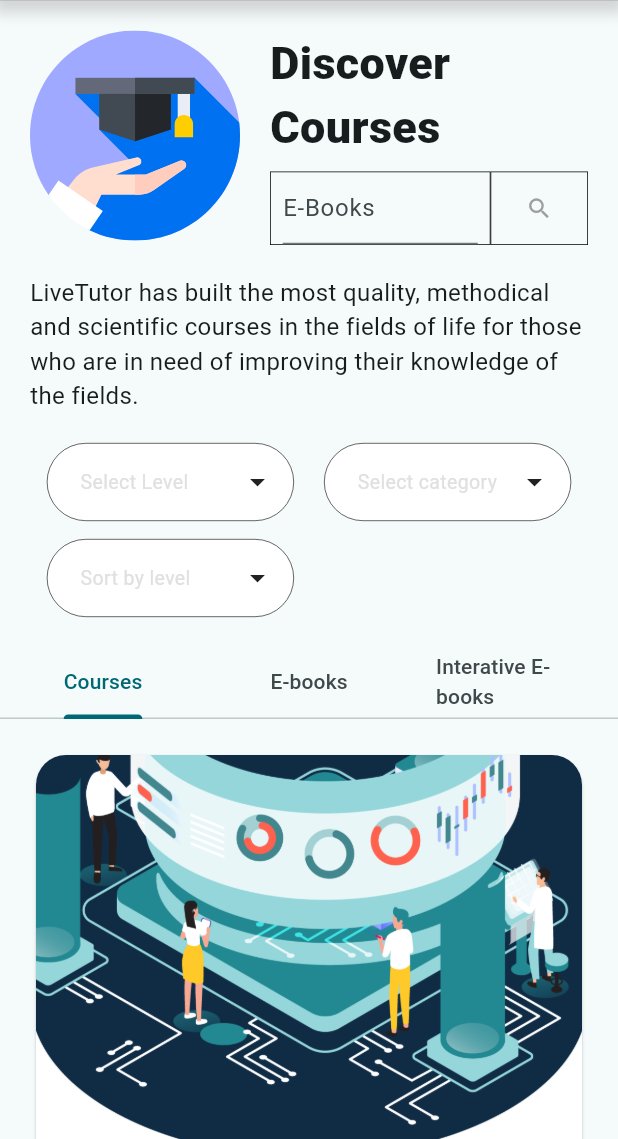
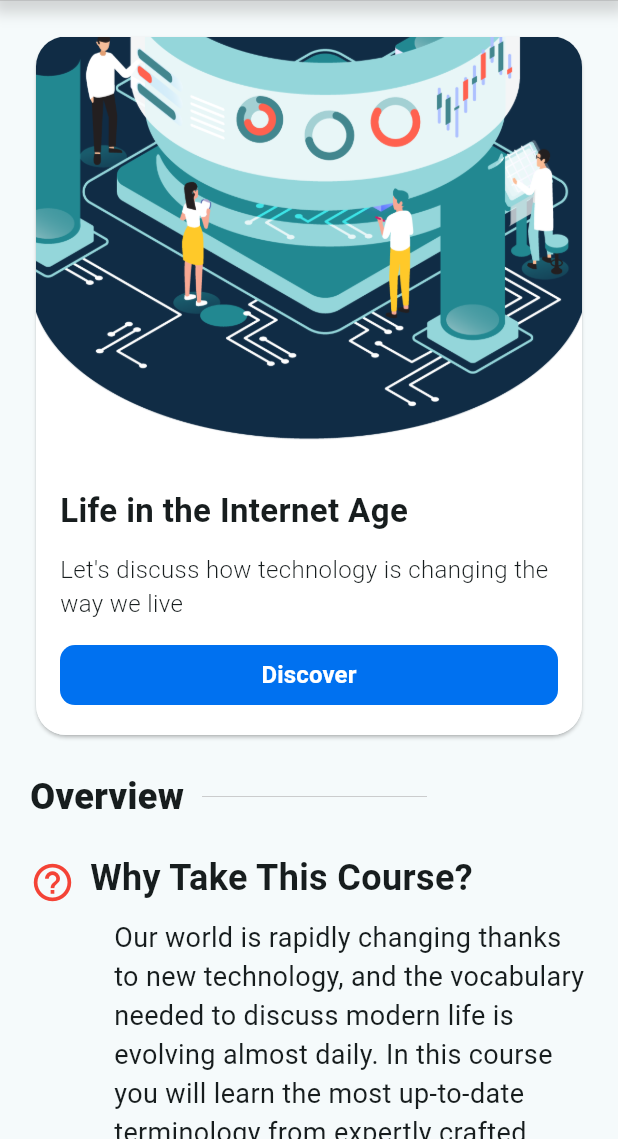
Before and after one commit to LeThaiNhuQuynh/advanced-mobile, a Flutter app: the screen it shows after launch, on a phone screen of 412 x 824 dp, the part 97-1236 px from its top. Run offline on Flutter 3.47's test engine with Material 3 defaults, Android fonts, the phone set to English and light mode, and no system bars; drawn by our look-alikes of multi_dropdown; our stand-ins replace flick_video_player, flutter_svg, video_player.

Commit message:
Course detail screen - complete

```diff
--- a/lib/main.dart
+++ b/lib/main.dart
@@ -1,5 +1,6 @@
 import 'package:advanced_mobile_project/core/models/comment.dart';
 import 'package:advanced_mobile_project/core/models/tutor.dart';
+import 'package:advanced_mobile_project/presentation/course-detail/course-detail.dart';
 import 'package:advanced_mobile_project/presentation/course-list/course-list.dart';
 import 'package:advanced_mobile_project/presentation/history/history.dart';
 import 'package:advanced_mobile_project/presentation/schedule/schedule.dart';
@@ -62,7 +63,7 @@
         colorScheme: ColorScheme.fromSeed(seedColor: Colors.white),
         useMaterial3: true,
       ),
-      home: CourseList(),
+      home: CourseDetail(),
     );
   }
 }
--- /dev/null
+++ b/lib/presentation/course-detail/course-detail-items/course-detail-card.dart
@@ -0,0 +1,89 @@
+import 'package:flutter/material.dart';
+
+class CourseDetailCard extends StatelessWidget {
+  final VoidCallback? onTap;
+  final String title;
+  final String description;
+
+  const CourseDetailCard(
+      {super.key, this.onTap, required this.title, required this.description});
+
+  @override
+  Widget build(BuildContext context) {
+    return GestureDetector(
+      onTap: onTap,
+      child: Card(
+        shape: RoundedRectangleBorder(
+          borderRadius: BorderRadius.circular(20),
+        ),
+        child: ClipRRect(
+          borderRadius: BorderRadius.circular(20),
+          child: Container(
+            width: double.infinity,
+            color: Colors.white,
+            child: Column(
+              crossAxisAlignment: CrossAxisAlignment.start,
+              children: [
+                Image(
+                  image: AssetImage(
+                    'assets/images/course-card.png',
+                  ),
+                  fit: BoxFit.contain,
+                ),
+                SizedBox(
+                  height: 12,
+                ),
+                Container(
+                    padding: EdgeInsets.all(16),
+                    child: Column(
+                      crossAxisAlignment: CrossAxisAlignment.start,
+                      children: [
+                        Text(
+                          title,
+                          style: TextStyle(
+                            fontSize: 22,
+                            fontWeight: FontWeight.w700,
+                          ),
+                        ),
+                        SizedBox(
+                          height: 12,
+                        ),
+                        Text(
+                          description,
+                          style: TextStyle(
+                            fontSize: 16,
+                            fontWeight: FontWeight.w300,
+                          ),
+                        ),
+                        SizedBox(
+                          height: 12,
+                        ),
+                        Container(
+                          width: double.infinity,
+                          child: TextButton(
+                              onPressed: null,
+                              style: TextButton.styleFrom(
+                                backgroundColor: Color(0xFF0071f0),
+                                shape: RoundedRectangleBorder(
+                                  borderRadius: BorderRadius.circular(10),
+                                ),
+                              ),
+                              child: Text(
+                                'Discover',
+                                style: TextStyle(
+                                  fontSize: 16,
+                                  fontWeight: FontWeight.w600,
+                                  color: Colors.white,
+                                ),
+                              )),
+                        ),
+                      ],
+                    )),
+              ],
+            ),
+          ),
+        ),
+      ),
+    );
+  }
+}
--- /dev/null
+++ b/lib/presentation/course-detail/course-detail-items/title.dart
@@ -0,0 +1,28 @@
+import 'package:flutter/material.dart';
+
+class MyTitle extends StatelessWidget {
+  MyTitle({super.key, required this.title});
+
+  String title;
+
+  @override
+  Widget build(BuildContext context) {
+    return Row(
+      children: [
+        Text(
+          title,
+          style: TextStyle(
+            fontWeight: FontWeight.w800,
+            fontSize: 24,
+          ),
+        ),
+        Container(
+          width: 150,
+          height: 0.5,
+          color: Colors.grey[400],
+          margin: EdgeInsets.only(left: 12),
+        ),
+      ],
+    );
+  }
+}
--- /dev/null
+++ b/lib/presentation/course-detail/course-detail-items/topic.dart
@@ -0,0 +1,31 @@
+import 'package:flutter/material.dart';
+
+class TopicCard extends StatelessWidget {
+  final VoidCallback? onTap;
+  final String title;
+  final int index;
+
+  const TopicCard(
+      {super.key, this.onTap, required this.title, required this.index});
+
+  @override
+  Widget build(BuildContext context) {
+    return GestureDetector(
+        onTap: onTap,
+        child: Card(
+            shape: RoundedRectangleBorder(
+              borderRadius: BorderRadius.circular(10),
+            ),
+            child: Container(
+                width: double.infinity,
+                color: Colors.white,
+                padding: EdgeInsets.all(16),
+                child: Text(
+                  '$index.\n$title',
+                  style: TextStyle(
+                    fontSize: 20,
+                    fontWeight: FontWeight.w500,
+                  ),
+                ))));
+  }
+}
--- /dev/null
+++ b/lib/presentation/course-detail/course-detail.dart
@@ -0,0 +1,181 @@
+import 'package:advanced_mobile_project/common/header.dart';
+import 'package:advanced_mobile_project/common/menu.dart';
+import 'package:advanced_mobile_project/presentation/course-detail/course-detail-items/course-detail-card.dart';
+import 'package:advanced_mobile_project/presentation/course-detail/course-detail-items/title.dart';
+import 'package:advanced_mobile_project/presentation/course-detail/course-detail-items/topic.dart';
+import 'package:advanced_mobile_project/presentation/course-list/course-list-items/course-card.dart';
+import 'package:advanced_mobile_project/presentation/course-list/course-list-items/multi-select-dropdown.dart';
+import 'package:advanced_mobile_project/presentation/course-list/course-list-items/tab-bar.dart';
+import 'package:flutter/material.dart';
+import 'package:flutter_svg/svg.dart';
+import 'package:multi_dropdown/multiselect_dropdown.dart';
+import 'package:provider/provider.dart';
+
+class CourseDetail extends StatelessWidget {
+  CourseDetail({super.key});
+
+  GlobalKey<ScaffoldState> _key = GlobalKey();
+
+  @override
+  Widget build(BuildContext context) {
+    return Scaffold(
+        key: _key,
+        appBar: Header(scaffoldKey: _key),
+        endDrawer: Menu(
+          userAvatar: 'assets/images/avatar1.jpeg',
+          userName: 'User Name',
+        ),
+        body: SingleChildScrollView(
+            child: Container(
+          padding: const EdgeInsets.all(20),
+          child: Column(
+            children: [
+              CourseDetailCard(
+                title: 'Life in the Internet Age',
+                description:
+                    "Let's discuss how technology is changing the way we live",
+              ),
+              SizedBox(height: 20),
+              MyTitle(title: 'Overview'),
+              SizedBox(height: 20),
+              Row(
+                crossAxisAlignment: CrossAxisAlignment.start,
+                children: [
+                  Container(
+                    margin: EdgeInsets.only(right: 10, top: 5),
+                    child: Icon(
+                      Icons.help_outline,
+                      color: Colors.red,
+                      size: 30,
+                    ),
+                  ),
+                  Expanded(
+                      child: Column(
+                    crossAxisAlignment: CrossAxisAlignment.start,
+                    children: [
+                      Text(
+                        'Why Take This Course?',
+                        style: TextStyle(
+                          fontWeight: FontWeight.w600,
+                          fontSize: 24,
+                        ),
+                      ),
+                      SizedBox(height: 10),
+                      Container(
+                        padding: EdgeInsets.only(left: 16),
+                        child: Text(
+                          'Our world is rapidly changing thanks to new technology, and the vocabulary needed to discuss modern life is evolving almost daily. In this course you will learn the most up-to-date terminology from expertly crafted lessons as well from your native-speaking tutor.',
+                          style: TextStyle(
+                            fontWeight: FontWeight.w400,
+                            fontSize: 18,
+                          ),
+                        ),
+                      ),
+                    ],
+                  ))
+                ],
+              ),
+              SizedBox(
+                height: 20,
+              ),
+              Row(
+                crossAxisAlignment: CrossAxisAlignment.start,
+                children: [
+                  Container(
+                    margin: EdgeInsets.only(right: 10, top: 5),
+                    child: Icon(
+                      Icons.help_outline,
+                      color: Colors.red,
+                      size: 30,
+                    ),
+                  ),
+                  Expanded(
+                      child: Column(
+                    crossAxisAlignment: CrossAxisAlignment.start,
+                    children: [
+                      Text(
+                        'What will you be able to do',
+                        style: TextStyle(
+                          fontWeight: FontWeight.w600,
+                          fontSize: 24,
+                        ),
+                      ),
+                      SizedBox(height: 10),
+                      Container(
+                        padding: EdgeInsets.only(left: 16),
+                        child: Text(
+                          'You will learn vocabulary related to timely topics like remote work, artificial intelligence, online privacy, and more. In addition to discussion questions, you will practice intermediate level speaking tasks such as using data to describe trends.',
+                          style: TextStyle(
+                            fontWeight: FontWeight.w400,
+                            fontSize: 18,
+                          ),
+                        ),
+                      )
+                    ],
+                  ))
+                ],
+              ),
+              SizedBox(
+                height: 20,
+              ),
+              MyTitle(title: 'Experience Level'),
+              SizedBox(height: 20),
+              Row(
+                children: [
+                  Icon(Icons.people_alt_outlined, color: Color(0xFF0071f0)),
+                  SizedBox(width: 20),
+                  Text('Intermediate',
+                      style: TextStyle(
+                        fontWeight: FontWeight.w600,
+                        fontSize: 18,
+                      )),
+                ],
+              ),
+              SizedBox(height: 20),
+              MyTitle(title: 'Course length'),
+              SizedBox(height: 20),
+              Row(
+                children: [
+                  Icon(Icons.class_, color: Color(0xFF0071f0)),
+                  SizedBox(width: 20),
+                  Text('9 topics',
+                      style: TextStyle(
+                        fontWeight: FontWeight.w600,
+                        fontSize: 18,
+                      )),
+                ],
+              ),
+              SizedBox(height: 20),
+              MyTitle(title: 'List topics'),
+              SizedBox(height: 20),
+              Column(
+                children: List.generate(5,
+                    (index) => TopicCard(title: 'The internet', index: index)),
+              ),
+              SizedBox(height: 20),
+              MyTitle(title: 'Suggested Tutors'),
+              Row(
+                children: [
+                  Text(
+                    'Keegan',
+                    style: TextStyle(fontSize: 20, fontWeight: FontWeight.w600),
+                  ),
+                  SizedBox(
+                    width: 12,
+                  ),
+                  TextButton(
+                      child: Text(
+                        'More infor',
+                        style: TextStyle(
+                            color: Color(0xFF0071f0),
+                            fontSize: 16,
+                            fontWeight: FontWeight.w600),
+                      ),
+                      onPressed: () {})
+                ],
+              )
+            ],
+          ),
+        )));
+  }
+}
```
